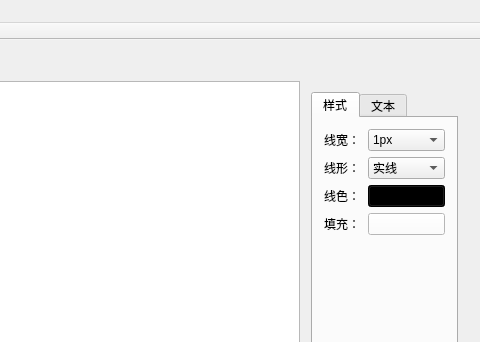
DavidHGS/qiniuyun_project, file WhiteBoard/src/whiteboard.ui: the form before one commit; both pictures show x 503 to 983 and y 0 to 342 of the 983 by 684 pixel window.
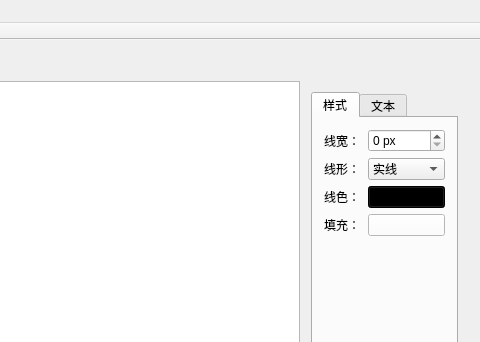
The form after the commit. Icons and pictures are not drawn.

What changed in the file:
```diff
--- a/WhiteBoard/src/whiteboard.ui
+++ b/WhiteBoard/src/whiteboard.ui
@@ -90,17 +90,13 @@
                 </widget>
                </item>
                <item>
-                <widget class="QComboBox" name="comboBox_lineWidth">
-                 <item>
-                  <property name="text">
-                   <string>1px</string>
-                  </property>
-                 </item>
-                 <item>
-                  <property name="text">
-                   <string>2px</string>
-                  </property>
-                 </item>
+                <widget class="QSpinBox" name="spinBox_lineWidth">
+                 <property name="suffix">
+                  <string> px</string>
+                 </property>
+                 <property name="maximum">
+                  <number>10</number>
+                 </property>
                 </widget>
                </item>
               </layout>
```
Left out of the diff: 23 changed lines with no effect on the pictures.
